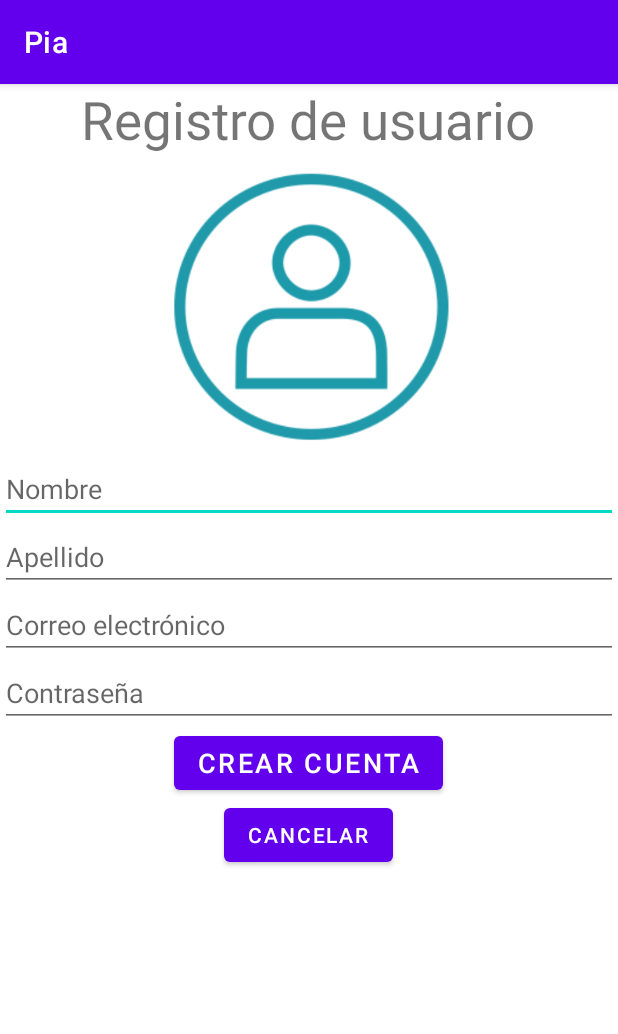
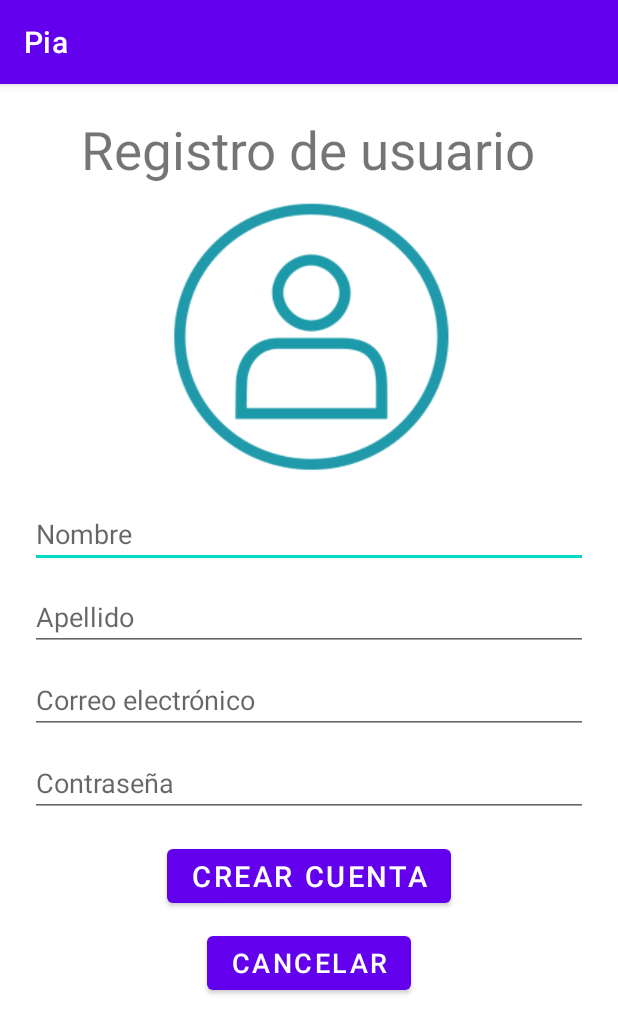
Before and after one commit to Devany15/EcoApp2, an Android app: the Registro screen opened directly, with no data from a screen before it, on a phone screen of 412 x 824 dp. Shown: the top 1034 px of the screen. Run offline under Robolectric (Android 15) with nearby library versions, the phone set to English and light mode, and no system bars; 3 statements that could not run were skipped.

Commit message:
Update activity_registro.xml

```diff
--- a/app/src/main/res/layout/activity_registro.xml
+++ b/app/src/main/res/layout/activity_registro.xml
@@ -5,7 +5,8 @@
     android:layout_width="match_parent"
     android:layout_height="match_parent"
     android:orientation="vertical"
-    tools:context=".Registro">
+    tools:context=".Registro"
+    android:layout_margin="20dp">
 <TextView
     android:layout_width="wrap_content"
     android:layout_height="wrap_content"
@@ -19,8 +20,16 @@
         android:layout_gravity="center"
         android:src="@drawable/login"
         />
+    <ScrollView
+        android:layout_width="match_parent"
+        android:layout_height="wrap_content">
+        <LinearLayout
+            android:layout_width="match_parent"
+            android:layout_height="wrap_content"
+            android:orientation="vertical">
 
             <EditText
+                android:layout_marginTop="10dp"
                 android:id="@+id/name"
                 android:layout_width="match_parent"
                 android:layout_height="wrap_content"
@@ -28,6 +37,7 @@
                 android:inputType="text" />
 
             <EditText
+                android:layout_marginTop="10dp"
                 android:id="@+id/LastName"
                 android:layout_width="match_parent"
                 android:layout_height="wrap_content"
@@ -35,6 +45,7 @@
                 android:inputType="text" />
 
             <EditText
+                android:layout_marginTop="10dp"
                 android:id="@+id/Email"
                 android:layout_width="match_parent"
                 android:layout_height="wrap_content"
@@ -42,6 +53,7 @@
                 android:inputType="textEmailAddress" />
 
             <EditText
+                android:layout_marginTop="10dp"
                 android:id="@+id/Password"
                 android:layout_width="match_parent"
                 android:layout_height="wrap_content"
@@ -49,19 +61,26 @@
                 android:inputType="textPassword" />
 
             <Button
+                android:layout_marginTop="15dp"
                 android:id="@+id/btn_crear"
                 android:layout_width="wrap_content"
                 android:layout_height="wrap_content"
                 android:layout_gravity="center"
                 android:onClick="CrearOnClick"
                 android:text="Crear cuenta"
-        android:textSize="18sp" />
+                android:textSize="19sp" />
 
             <Button
+                android:layout_marginTop="10dp"
                 android:id="@+id/btn_cancelar"
                 android:layout_width="wrap_content"
                 android:layout_height="wrap_content"
                 android:layout_gravity="center"
                 android:onClick="CancelarOnClick"
-        android:text="Cancelar" />
+                android:text="Cancelar"
+                android:textSize="18sp"/>
         </LinearLayout>
+    </ScrollView>
+
+
+</LinearLayout>
```
Lines whose indentation alone changed are shown as unchanged.
